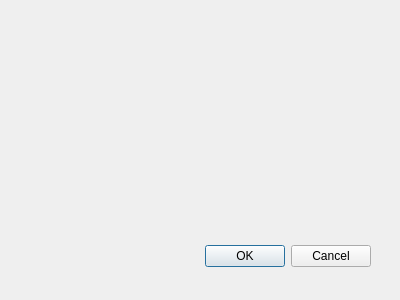
This is sigrok-qt/decoderstackform.ui in oxyum/sigrok as Qt 5 draws it before an edit. The edited form follows.
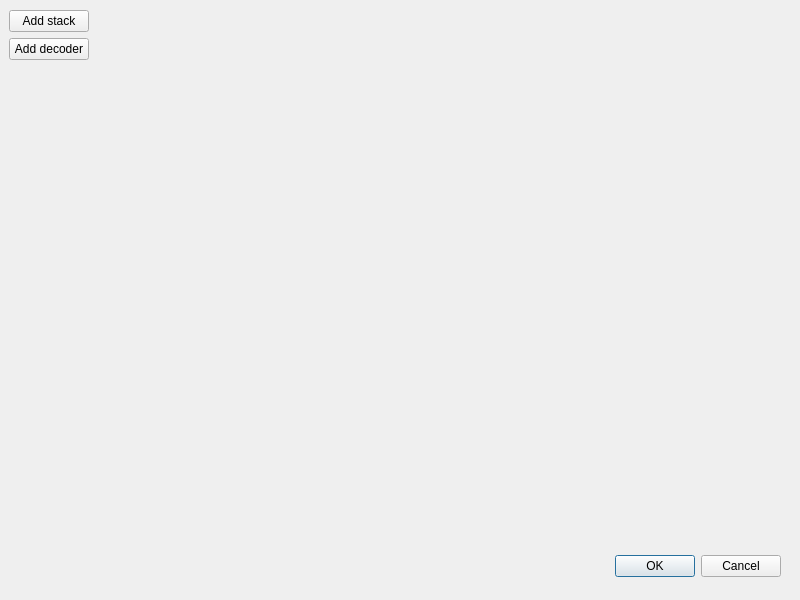
This is the edited form.

Commit message: qt: DecoderStackForm: Add buttons, menu entry.

The edit to the form file:
```diff
--- a/sigrok-qt/decoderstackform.ui
+++ b/sigrok-qt/decoderstackform.ui
@@ -8,8 +8,8 @@
    <rect>
     <x>0</x>
     <y>0</y>
-    <width>400</width>
-    <height>300</height>
+    <width>800</width>
+    <height>600</height>
    </rect>
   </property>
   <property name="windowTitle">
@@ -18,8 +18,8 @@
   <widget class="QDialogButtonBox" name="buttonBox">
    <property name="geometry">
     <rect>
-     <x>30</x>
-     <y>240</y>
+     <x>440</x>
+     <y>550</y>
      <width>341</width>
      <height>32</height>
     </rect>
@@ -31,6 +31,62 @@
     <set>QDialogButtonBox::Cancel|QDialogButtonBox::Ok</set>
    </property>
   </widget>
+  <widget class="QWidget" name="gridLayoutWidget">
+   <property name="geometry">
+    <rect>
+     <x>9</x>
+     <y>10</y>
+     <width>781</width>
+     <height>531</height>
+    </rect>
+   </property>
+   <layout class="QGridLayout" name="gridLayout">
+    <item row="0" column="0">
+     <layout class="QVBoxLayout" name="verticalLayout">
+      <item>
+       <widget class="QPushButton" name="pushButtonAddDecoder">
+        <property name="text">
+         <string>Add stack</string>
+        </property>
+       </widget>
+      </item>
+      <item>
+       <widget class="QPushButton" name="pushButtonAddStack">
+        <property name="text">
+         <string>Add decoder</string>
+        </property>
+       </widget>
+      </item>
+      <item>
+       <spacer name="verticalSpacer">
+        <property name="orientation">
+         <enum>Qt::Vertical</enum>
+        </property>
+        <property name="sizeHint" stdset="0">
+         <size>
+          <width>20</width>
+          <height>40</height>
+         </size>
+        </property>
+       </spacer>
+      </item>
+     </layout>
+    </item>
+    <item row="0" column="1">
+     <spacer name="horizontalSpacer">
+      <property name="orientation">
+       <enum>Qt::Horizontal</enum>
+      </property>
+      <property name="sizeHint" stdset="0">
+       <size>
+        <width>40</width>
+        <height>20</height>
+       </size>
+      </property>
+     </spacer>
+    </item>
+   </layout>
+  </widget>
  </widget>
  <pixmapfunction/>
  <resources/>
```
Left out of the diff: 7 changed lines with no effect on the pictures. The commit also changes 3 other files.
